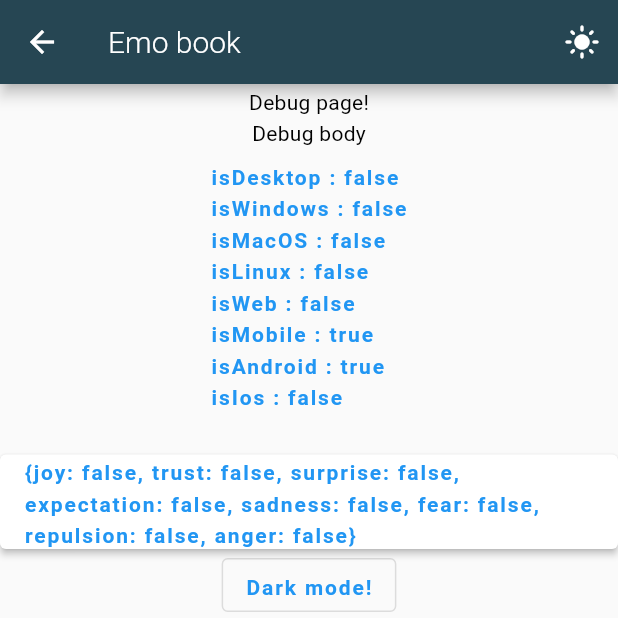
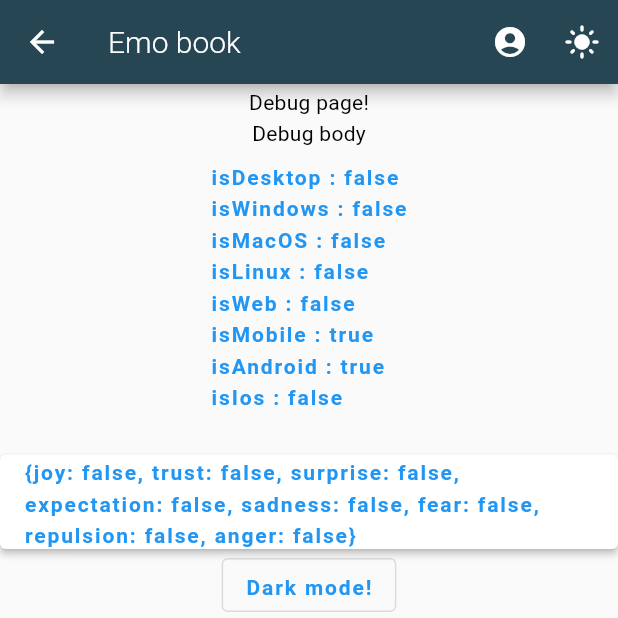
Before and after one commit to KKimj/emo-Book, a Flutter app: the DebugPage screen opened by its route, on a phone screen of 412 x 824 dp, the top half of it. Run offline on Flutter 3.47's test engine with Material 2 defaults, Android fonts, the phone set to English and light mode, and no system bars; our stand-ins replace freezed_annotation, get, responsive_builder; missing offline and left inert: easy_web_view; network calls fail; Roboto replaces fonts that are missing (NanumSquareRound).

Commit message:
update : account icon (#9)

```diff
--- a/emo_book_flutter/lib/views/widgets/app_bar.dart
+++ b/emo_book_flutter/lib/views/widgets/app_bar.dart
@@ -13,6 +13,12 @@ class EmoAppBar extends StatelessWidget {
         title: Text('Emo book'),
         actions: [
           IconButton(
+            onPressed: () {},
+            icon: Get.isDarkMode
+                ? Icon(Icons.account_circle_outlined)
+                : Icon(Icons.account_circle_rounded),
+          ),
+          IconButton(
             onPressed: () => _.toggleTheme(),
             // icon: _.isDarkMode.value
             icon:
```
